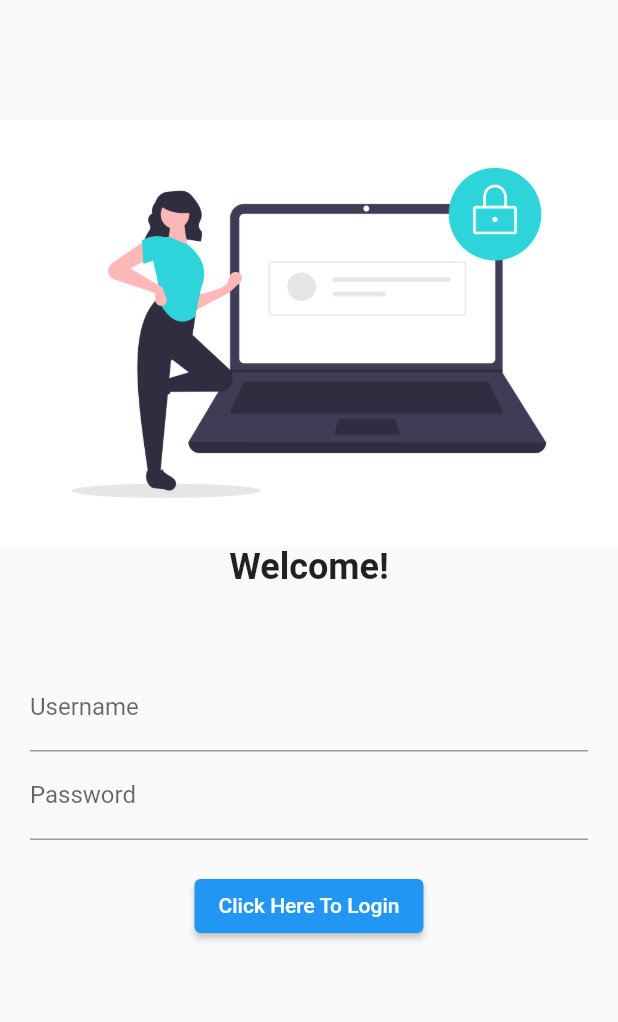
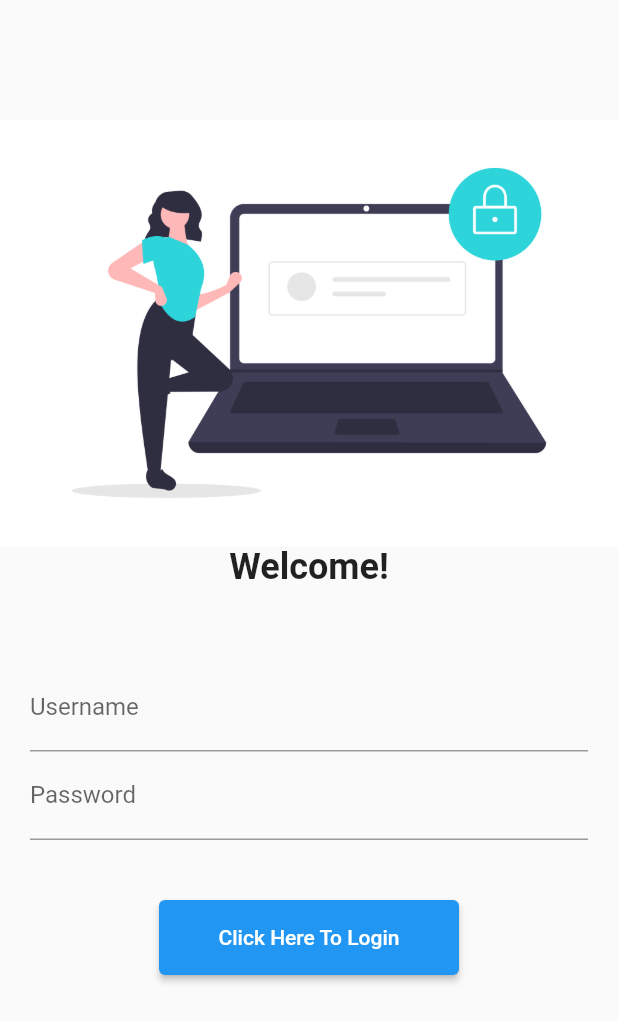
Before and after one commit to anmolgupta02/30DaysOfFlutter, a Flutter app: the screen it shows after launch, on a phone screen of 412 x 824 dp. Shown: the top 1022 px of the screen. Run offline on Flutter 3.47's test engine with Material 2 defaults, Android fonts, the phone set to English and light mode, and no system bars; our stand-ins replace google_fonts.

Commit message:
Day 5 - Added Routes, SingleChildScrollView & Navigator

```diff
--- a/lib/main.dart
+++ b/lib/main.dart
@@ -1,4 +1,5 @@
 import 'package:flutter/material.dart';
+import 'package:thirtydaysofflutter/utils/routes.dart';
 import 'package:thirtydaysofflutter/view/homePage.dart';
 import 'package:google_fonts/google_fonts.dart';
 
@@ -21,6 +22,8 @@ class MyApp extends StatelessWidget {
       // home: HomePage(),
       routes: {
         "/": (context) => LoginPage(),
+        MyRoutes.homeRoute : (context) => HomePage(),
+        MyRoutes.loginRoute:(context) => LoginPage(),
         // "/login" : (context) => LoginPage(),
       },
     );
--- /dev/null
+++ b/lib/utils/routes.dart
@@ -0,0 +1,5 @@
+class MyRoutes{
+  static String loginRoute = "/";
+  static String homeRoute = "/home";
+  // static String loginRoute = "/";
+}
--- a/lib/view/login_page.dart
+++ b/lib/view/login_page.dart
@@ -1,9 +1,11 @@
 import 'package:flutter/material.dart';
+import 'package:thirtydaysofflutter/utils/routes.dart';
 
 class LoginPage extends StatelessWidget {
   @override
   Widget build(BuildContext context) {
     return Material(
+      child: SingleChildScrollView( //this can be used for making the UI a little Responsive if the height of phone is too small.
         child: Column(
             children: <Widget>[
               SizedBox(
@@ -12,6 +14,7 @@ class LoginPage extends StatelessWidget {
               Image.asset("images/login_pic.png",
                 alignment: Alignment.topCenter,
                 fit: BoxFit.cover,
+                // height: 400,
               ),
               Text(
                 "Welcome!",
@@ -38,18 +41,23 @@ class LoginPage extends StatelessWidget {
                       obscureText: true,
                     ),
                     SizedBox(
-                    height: 20,
+                      height: 40,
                     ),
                     ElevatedButton(
                         child: Text("Click Here To Login"),
+                      style: TextButton.styleFrom(
+                        minimumSize: Size(200, 50)
+                      ),
                       onPressed:  () {
                         print("login was pressed! Bitch!");
+                        Navigator.pushNamed(context, MyRoutes.homeRoute); //Used this to navigate to next page.
                       },
                     )
                   ],
                 ),
               ),
             ],
+          ),
       )
       );
   }
```
Lines whose indentation alone changed are shown as unchanged.
